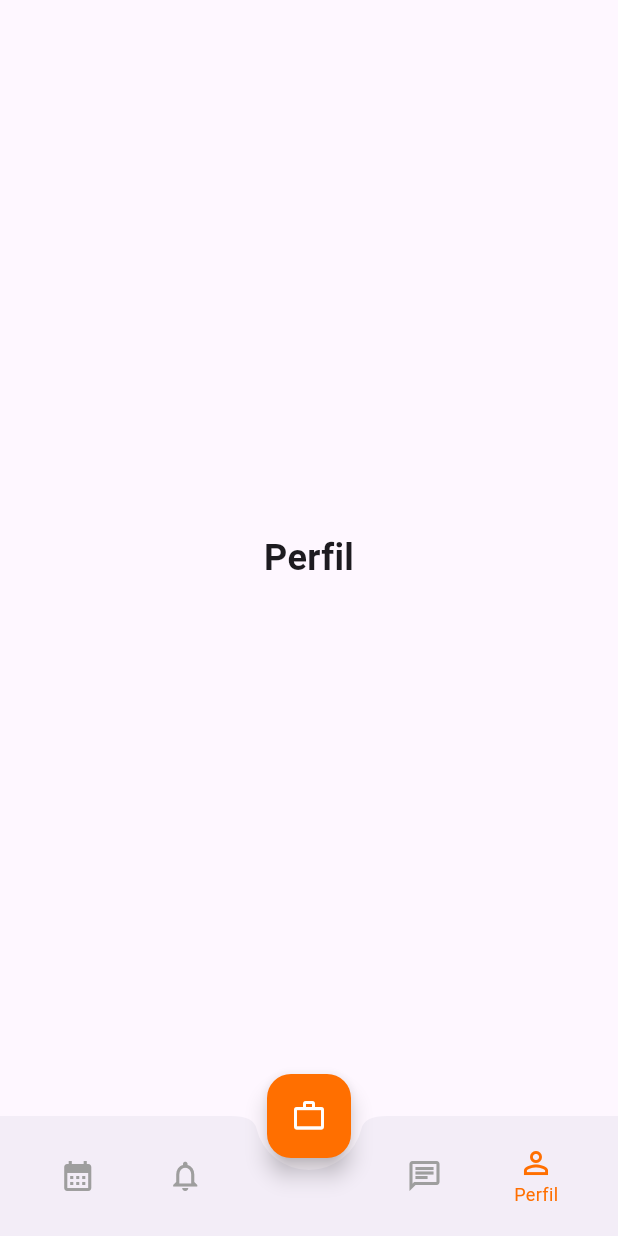
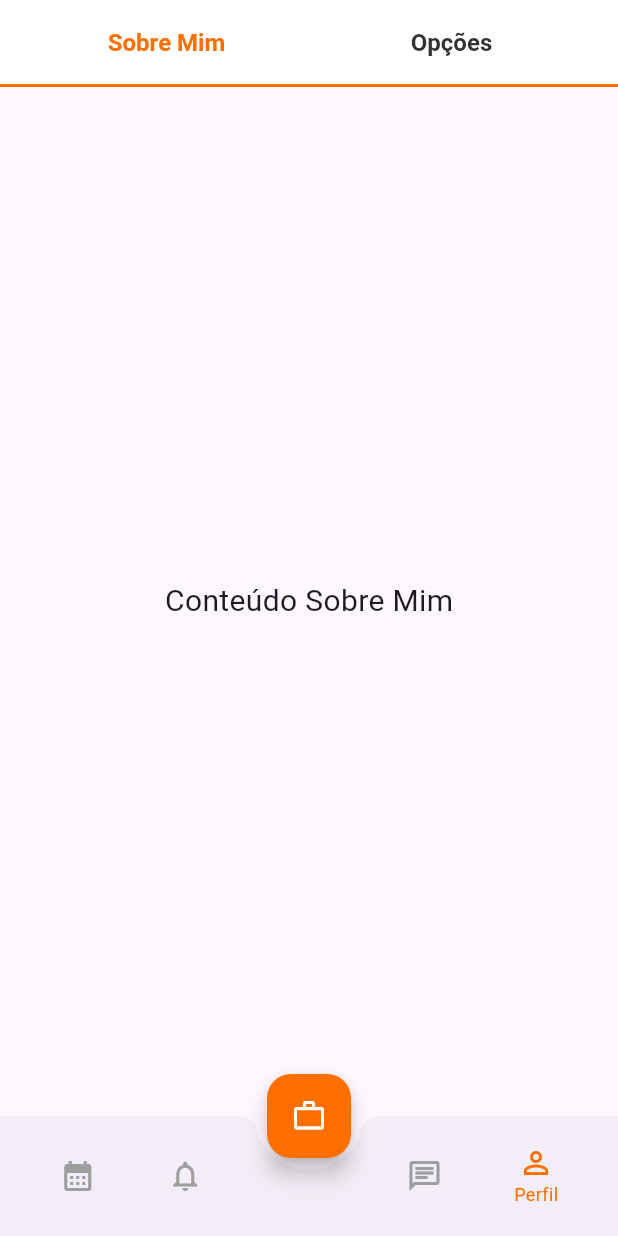
Before and after one commit to Madiliza/trampoJa, a Flutter app: the screen it shows after launch, item 4 of the bottom bar chosen, on a phone screen of 412 x 824 dp. Run offline on Flutter 3.47's test engine with Material 3 defaults, Android fonts, the phone set to English and light mode, and no system bars; our stand-ins replace device_preview.

Commit message:
Menu superior profilescreen

```diff
--- a/lib/screens/ProfileScreen.dart
+++ b/lib/screens/ProfileScreen.dart
@@ -1,15 +1,126 @@
 import 'package:flutter/material.dart';
 
-class ProfileScreen extends StatelessWidget {
+class ProfileScreen extends StatefulWidget {
   const ProfileScreen({super.key});
+
+  @override
+  State<ProfileScreen> createState() => _ProfileScreenState();
+}
+
+class _ProfileScreenState extends State<ProfileScreen> {
+  int _selectedIndex = 0;
+
+  final List<Widget> _pages = const [
+    AboutMePage(),
+    OptionsPage(),
+  ];
+
+  @override
+  Widget build(BuildContext context) {
+    return Scaffold(
+      appBar: AppBar(
+        backgroundColor: Colors.white,
+        elevation: 0,
+        automaticallyImplyLeading: false,
+        title: Row(
+          children: [
+            Expanded(
+              child: _TopButton(
+                label: 'Sobre Mim',
+                isSelected: _selectedIndex == 0,
+                onTap: () {
+                  setState(() {
+                    _selectedIndex = 0;
+                  });
+                },
+              ),
+            ),
+            Expanded(
+              child: _TopButton(
+                label: 'Opções',
+                isSelected: _selectedIndex == 1,
+                onTap: () {
+                  setState(() {
+                    _selectedIndex = 1;
+                  });
+                },
+              ),
+            ),
+          ],
+        ),
+        bottom: PreferredSize(
+          preferredSize: const Size.fromHeight(2),
+          child: Container(
+            color: const Color(0xFFFF6F00), // Linha delicada abaixo
+            height: 2,
+          ),
+        ),
+      ),
+      body: _pages[_selectedIndex],
+    );
+  }
+}
+
+class _TopButton extends StatelessWidget {
+  final String label;
+  final VoidCallback onTap;
+  final bool isSelected;
+
+  const _TopButton({
+    required this.label,
+    required this.onTap,
+    required this.isSelected,
+    super.key,
+  });
+
+  @override
+  Widget build(BuildContext context) {
+    return InkWell(
+      onTap: onTap,
+      child: Container(
+        alignment: Alignment.center,
+        height: kToolbarHeight,
+        child: Text(
+          label,
+          style: TextStyle(
+            color: isSelected
+                ? const Color(0xFFFF6F00) // Cor laranja quando selecionado
+                : const Color(0xFF333333), // Cor padrão quando não selecionado
+            fontSize: 16,
+            fontWeight: FontWeight.w600,
+          ),
+        ),
+      ),
+    );
+  }
+}
+
+// Página Sobre Mim
+class AboutMePage extends StatelessWidget {
+  const AboutMePage({super.key});
 
   @override
   Widget build(BuildContext context) {
     return const Center(
       child: Text(
-        'Perfil',
-        style: TextStyle(fontSize: 24, fontWeight: FontWeight.bold),
+        'Conteúdo Sobre Mim',
+        style: TextStyle(fontSize: 20),
       ),
     );
   }
 }
+
+// Página Opções
+class OptionsPage extends StatelessWidget {
+  const OptionsPage({super.key});
+
+  @override
+  Widget build(BuildContext context) {
+    return const Center(
+      child: Text(
+        'Conteúdo de Opções',
+        style: TextStyle(fontSize: 20),
+      ),
+    );
+  }
+}
```
